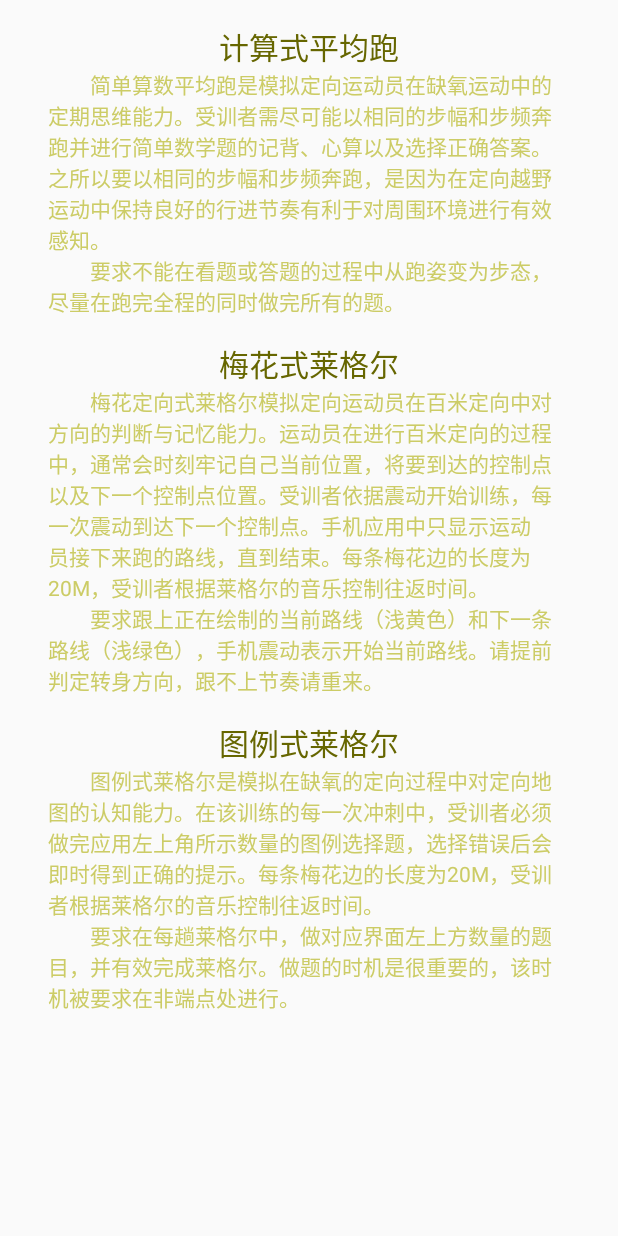
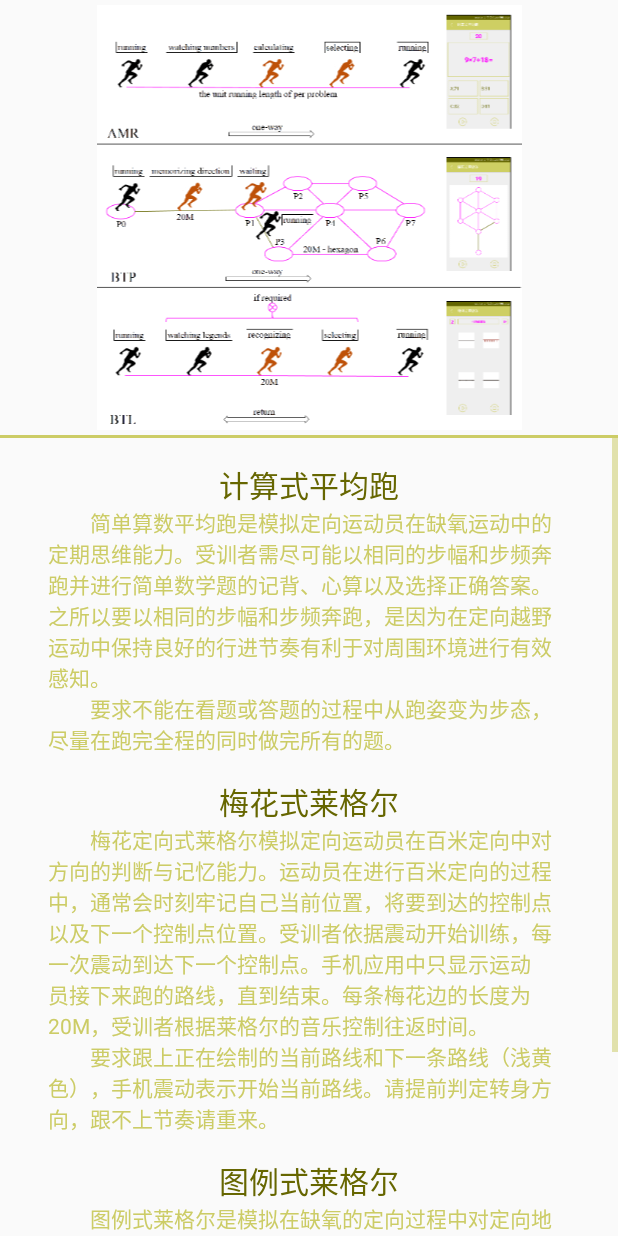
Before and after one commit to HaolingZHANG/STO, an Android app: the layout layout_tech.xml on its own in the app's theme, with its tools: preview values and no code run, on a phone screen of 412 x 824 dp. Run offline under Robolectric (Android 15) with nearby library versions, the phone set to English and light mode, and no system bars.

Commit message:
Add schematic diagram

```diff
--- a/Android/STO/app/build.gradle
+++ b/Android/STO/app/build.gradle
@@ -3,14 +3,14 @@ apply plugin: 'com.android.application'
 //noinspection GroovyMissingReturnStatement
 android {
     compileSdkVersion 25
-    buildToolsVersion '26.0.2'
+    buildToolsVersion '25.0.2'
     defaultConfig {
         applicationId "com.jensenames.sto"
         minSdkVersion 18
         //noinspection OldTargetApi
         targetSdkVersion 22
         versionCode 1
-        versionName "1.1"
+        versionName "1.0"
         //noinspection GrDeprecatedAPIUsage
         generatedDensities = []
     }
--- /dev/null
+++ b/Android/STO/app/src/main/java/com/jensenames/sto/adied/controls/DiagramView.java
@@ -0,0 +1,26 @@
+package com.jensenames.sto.adied.controls;
+
+import android.content.Context;
+import android.util.AttributeSet;
+
+import com.jensenames.sto.R;
+
+public class DiagramView extends TouchImageView {
+    public DiagramView(Context context) {
+        super(context);
+        init();
+    }
+
+    public DiagramView(Context context, AttributeSet attrs) {
+        super(context, attrs);
+        init();
+    }
+
+    @SuppressWarnings("deprecation")
+    private void init() {
+        if(getResources().getConfiguration().locale.getCountry().contains("CN"))
+            this.setImageResource(R.mipmap.schematic_diagram_cn);
+        else
+            this.setImageResource(R.mipmap.schematic_diagram_en);
+    }
+}
--- a/Android/STO/app/src/main/res/layout/layout_statistics.xml
+++ b/Android/STO/app/src/main/res/layout/layout_statistics.xml
@@ -13,7 +13,6 @@
         android:layout_gravity="center"
         tools:ignore="UselessParent">
 
-
         <com.jensenames.sto.record.view.StatisticsLayout
             xmlns:android="http://schemas.android.com/apk/res/android"
             android:layout_width="wrap_content"
--- a/Android/STO/app/src/main/res/layout/layout_tech.xml
+++ b/Android/STO/app/src/main/res/layout/layout_tech.xml
@@ -7,6 +7,16 @@
     android:layout_height="match_parent"
     android:stretchColumns="*"
     android:id="@+id/tech">
+
+    <com.jensenames.sto.adied.controls.DiagramView
+        android:layout_width="match_parent"
+        android:layout_height="wrap_content"
+        android:layout_margin="@dimen/margin"/>
+
+    <TextView
+        android:layout_width="match_parent"
+        android:layout_height="@dimen/cut_off_rule"
+        android:background="@color/colorPrimary"/>
 
     <ScrollView
         android:layout_width="match_parent"
@@ -35,7 +45,7 @@
                 android:paddingLeft="32dp"
                 android:paddingRight="32dp"
                 android:textColor="@color/colorPrimary"
-                android:text="@string/calculate_run_balance_summary"/>
+                android:text="@string/calculate_run_balance_summaryx"/>
 
             <TextView
                 android:layout_width="match_parent"
@@ -44,7 +54,7 @@
                 android:paddingLeft="32dp"
                 android:paddingRight="32dp"
                 android:textColor="@color/colorPrimary"
-                android:text="@string/calculate_run_balance_tech"/>
+                android:text="@string/calculate_run_balance_techx"/>
 
             <TextView
                 android:layout_width="match_parent"
@@ -61,7 +71,7 @@
                 android:paddingLeft="32dp"
                 android:paddingRight="32dp"
                 android:textColor="@color/colorPrimary"
-                android:text="@string/plum_bleep_test_summary"/>
+                android:text="@string/plum_bleep_test_summaryx"/>
 
             <TextView
                 android:layout_width="match_parent"
@@ -70,7 +80,7 @@
                 android:paddingLeft="32dp"
                 android:paddingRight="32dp"
                 android:textColor="@color/colorPrimary"
-                android:text="@string/plum_bleep_test_tech"/>
+                android:text="@string/plum_bleep_test_techx"/>
 
             <TextView
                 android:layout_width="match_parent"
@@ -87,7 +97,7 @@
                 android:paddingLeft="32dp"
                 android:paddingRight="32dp"
                 android:textColor="@color/colorPrimary"
-                android:text="@string/legend_bleep_test_summary"/>
+                android:text="@string/legend_bleep_test_summaryx"/>
 
             <TextView
                 android:layout_width="match_parent"
@@ -96,7 +106,7 @@
                 android:paddingLeft="32dp"
                 android:paddingRight="32dp"
                 android:textColor="@color/colorPrimary"
-                android:text="@string/legend_bleep_test_tech"
+                android:text="@string/legend_bleep_test_techx"
                 android:layout_marginBottom="@dimen/activity_vertical_margin"/>
         </LinearLayout>
     </ScrollView>
--- a/Android/STO/app/src/main/res/values/dimens.xml
+++ b/Android/STO/app/src/main/res/values/dimens.xml
@@ -5,6 +5,7 @@
     <dimen name="max_circle_stroke_width">2dp</dimen>
     <dimen name="copyright_bottom">8dp</dimen>
     <dimen name="margin">3dp</dimen>
+    <dimen name="cut_off_rule">2dp</dimen>
     <dimen name="max_stroke_width">4dp</dimen>
     <dimen name="score_width">40dp</dimen>
     <dimen name="time_width">90dp</dimen>
--- a/Android/STO/app/src/main/res/values/strings.xml
+++ b/Android/STO/app/src/main/res/values/strings.xml
@@ -12,12 +12,12 @@
 
     <string name="no_permission">应用没有获取到权限！</string>
 
-    <string name="calculate_run_balance_summary">\u3000\u3000简单算数平均跑是模拟定向运动员在缺氧运动中的定期思维能力。受训者需尽可能以相同的步幅和步频奔跑并进行简单数学题的记背、心算以及选择正确答案。之所以要以相同的步幅和步频奔跑，是因为在定向越野运动中保持良好的行进节奏有利于对周围环境进行有效感知。</string>
-    <string name="calculate_run_balance_tech">\u3000\u3000要求不能在看题或答题的过程中从跑姿变为步态，尽量在跑完全程的同时做完所有的题。</string>
-    <string name="plum_bleep_test_summary">\u3000\u3000梅花定向式莱格尔模拟定向运动员在百米定向中对方向的判断与记忆能力。运动员在进行百米定向的过程中，通常会时刻牢记自己当前位置，将要到达的控制点以及下一个控制点位置。受训者依据震动开始训练，每一次震动到达下一个控制点。手机应用中只显示运动员接下来跑的路线，直到结束。每条梅花边的长度为20M，受训者根据莱格尔的音乐控制往返时间。</string>
-    <string name="plum_bleep_test_tech">\u3000\u3000要求跟上正在绘制的当前路线（浅黄色）和下一条路线（浅绿色），手机震动表示开始当前路线。请提前判定转身方向，跟不上节奏请重来。</string>
-    <string name="legend_bleep_test_summary">\u3000\u3000图例式莱格尔是模拟在缺氧的定向过程中对定向地图的认知能力。在该训练的每一次冲刺中，受训者必须做完应用左上角所示数量的图例选择题，选择错误后会即时得到正确的提示。每条梅花边的长度为20M，受训者根据莱格尔的音乐控制往返时间。</string>
-    <string name="legend_bleep_test_tech">\u3000\u3000要求在每趟莱格尔中，做对应界面左上方数量的题目，并有效完成莱格尔。做题的时机是很重要的，该时机被要求在非端点处进行。</string>
+    <string name="calculate_run_balance_summaryx">\u3000\u3000简单算数平均跑是模拟定向运动员在缺氧运动中的定期思维能力。受训者需尽可能以相同的步幅和步频奔跑并进行简单数学题的记背、心算以及选择正确答案。之所以要以相同的步幅和步频奔跑，是因为在定向越野运动中保持良好的行进节奏有利于对周围环境进行有效感知。</string>
+    <string name="calculate_run_balance_techx">\u3000\u3000要求不能在看题或答题的过程中从跑姿变为步态，尽量在跑完全程的同时做完所有的题。</string>
+    <string name="plum_bleep_test_summaryx">\u3000\u3000梅花定向式莱格尔模拟定向运动员在百米定向中对方向的判断与记忆能力。运动员在进行百米定向的过程中，通常会时刻牢记自己当前位置，将要到达的控制点以及下一个控制点位置。受训者依据震动开始训练，每一次震动到达下一个控制点。手机应用中只显示运动员接下来跑的路线，直到结束。每条梅花边的长度为20M，受训者根据莱格尔的音乐控制往返时间。</string>
+    <string name="plum_bleep_test_techx">\u3000\u3000要求跟上正在绘制的当前路线和下一条路线（浅黄色），手机震动表示开始当前路线。请提前判定转身方向，跟不上节奏请重来。</string>
+    <string name="legend_bleep_test_summaryx">\u3000\u3000图例式莱格尔是模拟在缺氧的定向过程中对定向地图的认知能力。在该训练的每一次冲刺中，受训者必须做完应用左上角所示数量的图例选择题，选择错误后会即时得到正确的提示。两端点距离为20M，受训者根据莱格尔的音乐控制往返时间。</string>
+    <string name="legend_bleep_test_techx">\u3000\u3000要求在每趟莱格尔中，做对应界面左上方数量的题目，并有效完成莱格尔。做题的时机是很重要的，该时机被要求在非端点处进行。</string>
 
     <string name="enter_length">总跑动距离（800~8000）：</string>
     <string name="enter_count">总控制点数（20~100）：</string>
```
Also changed, not shown: Android/STO/app/src/main/res/mipmap-xxxhdpi/schematic_diagram_cn.png (added), Android/STO/app/src/main/res/mipmap-xxxhdpi/schematic_diagram_en.png (added), 1 other file.
